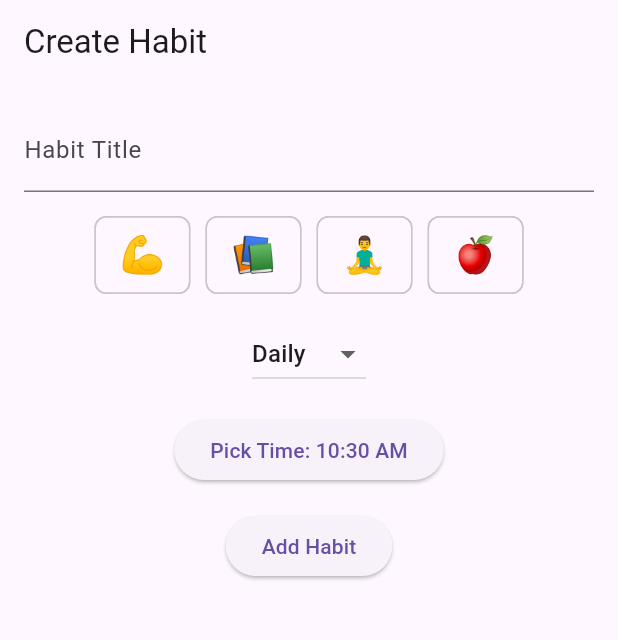
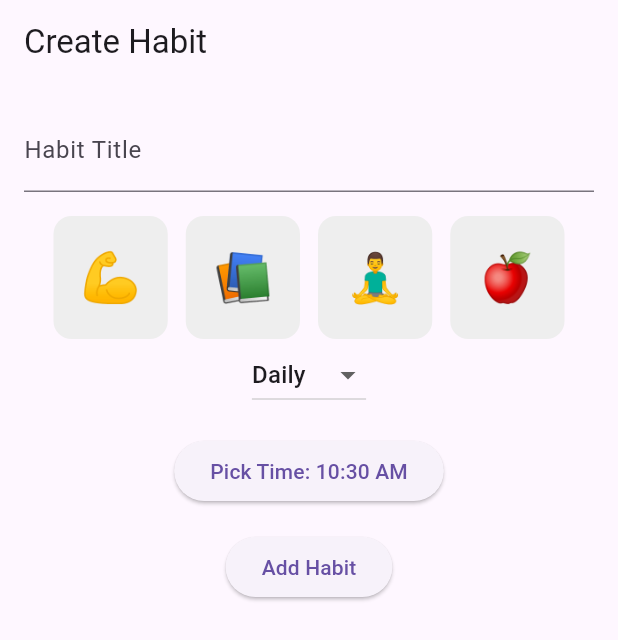
Before and after one commit to videepsinghal27/habitloop_app, a Flutter app: the screen it shows after launch, on a phone screen of 412 x 824 dp. Shown: the top 640 px of the screen. Run offline on Flutter 3.47's test engine with Material 3 defaults, Android fonts, the phone set to English and light mode, and no system bars.

Commit message:
fix: Improve emoji selector UI spacing and tap area

```diff
--- a/lib/screens/habit_creation_screen.dart
+++ b/lib/screens/habit_creation_screen.dart
@@ -45,22 +45,35 @@ class _HabitCreationScreenState extends State<HabitCreationScreen> {
             ),
             SizedBox(height: 16),
 
-            // Emoji selector (basic)
+            // Improved Emoji Selector
             Wrap(
-              spacing: 10,
+              spacing: 12,
+              runSpacing: 12,
               children: ['💪', '📚', '🧘‍♂️', '🍎'].map((emoji) {
-                return ChoiceChip(
-                  label: Text(emoji, style: TextStyle(fontSize: 24)),
-                  selected: _selectedEmoji == emoji,
-                  onSelected: (_) {
+                return GestureDetector(
+                  onTap: () {
                     setState(() {
                       _selectedEmoji = emoji;
                     });
                   },
+                  child: Container(
+                    padding: EdgeInsets.all(16),
+                    decoration: BoxDecoration(
+                      color: _selectedEmoji == emoji ? Colors.blue[100] : Colors.grey[200],
+                      borderRadius: BorderRadius.circular(12),
+                      border: Border.all(
+                        color: _selectedEmoji == emoji ? Colors.blue : Colors.transparent,
+                        width: 2,
+                      ),
+                    ),
+                    child: Text(
+                      emoji,
+                      style: TextStyle(fontSize: 32),
+                    ),
+                  ),
                 );
               }).toList(),
             ),
-            SizedBox(height: 16),
 
             // Frequency selector
             DropdownButton<String>(
```
